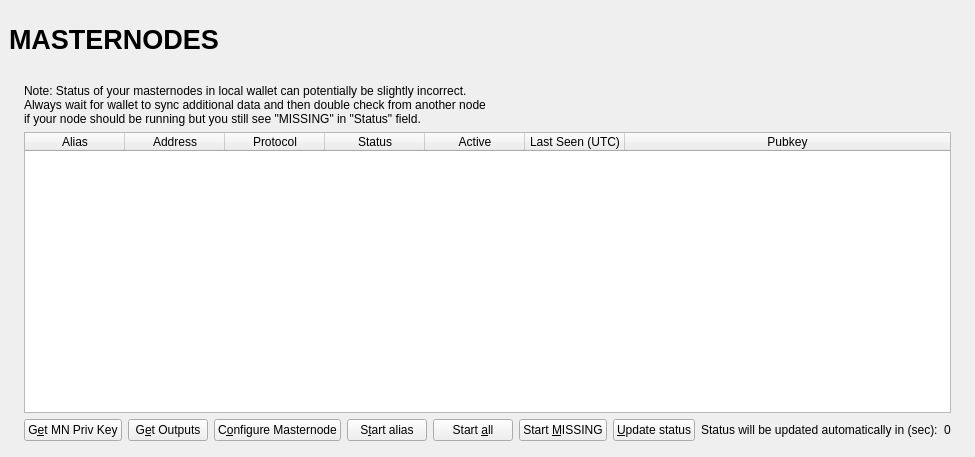
The window that src/qt/forms/masternodelist.ui (LytixChain/lytix) describes before a commit, drawn with Qt 5.
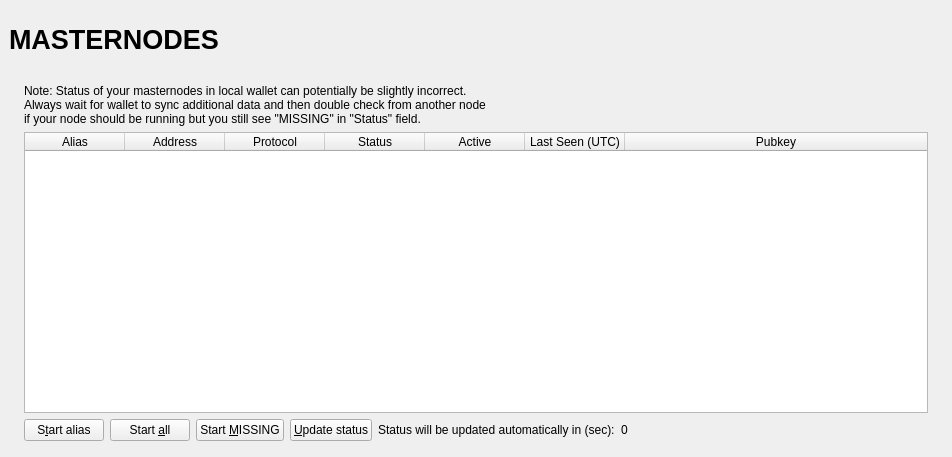
The same window after the commit.

Diff of the .ui file:
```diff
--- a/src/qt/forms/masternodelist.ui
+++ b/src/qt/forms/masternodelist.ui
@@ -282,27 +282,7 @@
                   <property name="bottomMargin">
                    <number>0</number>
                   </property>
-		  <item>
-                   <widget class="QPushButton" name="getMNPrivKeyButton">
-                    <property name="text">
-                     <string>G&amp;et MN Priv Key</string>
-                    </property>
-                   </widget>
-                  </item>
-                  <item>
-                   <widget class="QPushButton" name="getOutputsButton">
-                    <property name="text">
-                     <string>G&amp;et Outputs</string>
-                    </property>
-                   </widget>
-                  </item>
-                  <item>
-                   <widget class="QPushButton" name="configureMasternodeButton">
-                    <property name="text">
-                     <string>C&amp;onfigure Masternode</string>
-                    </property>
-                   </widget>
-                  </item>
+
                   <item>
                    <widget class="QPushButton" name="startButton">
                     <property name="text">
```
